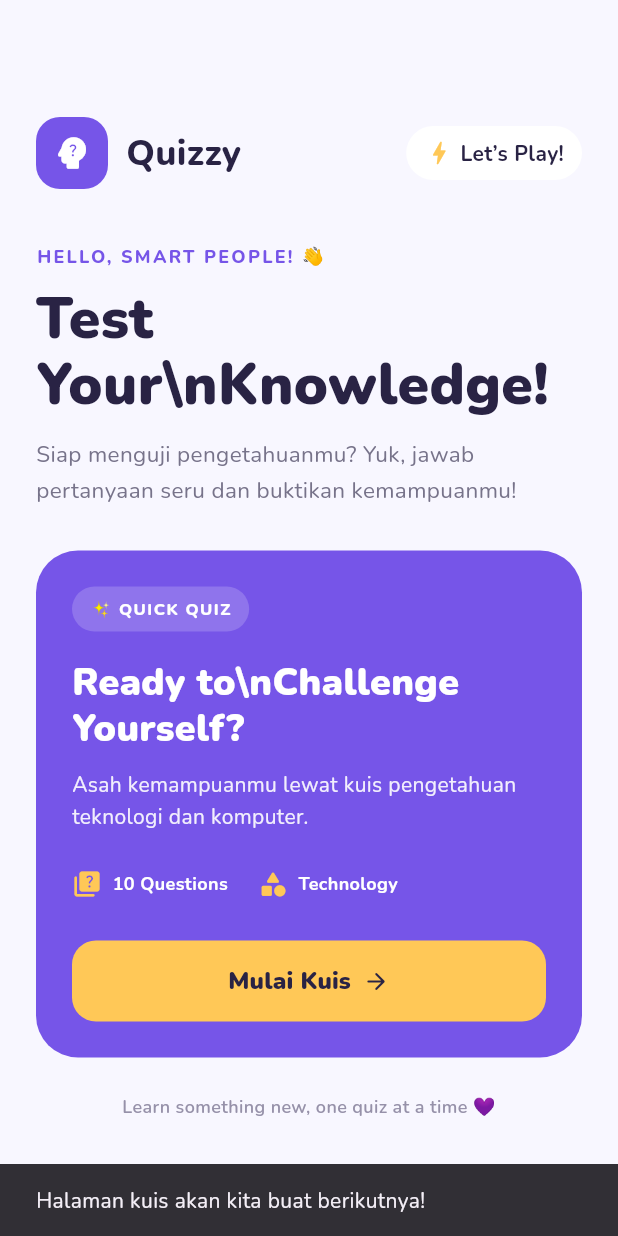
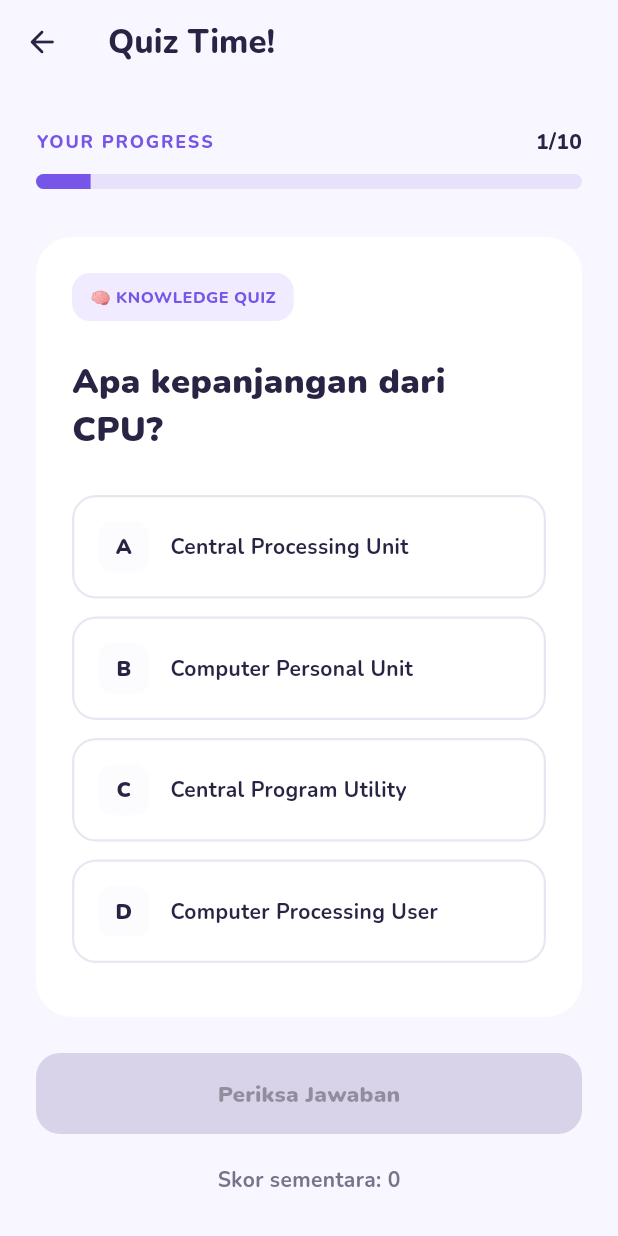
Before and after one commit to syifa25/quizzy, a Flutter app: the screen it shows after launch, after a tap on "Mulai Kuis", on a phone screen of 412 x 824 dp. Run offline on Flutter 3.47's test engine with Material 3 defaults, Android fonts, the phone set to English and light mode, and no system bars.

Commit message:
QUiz nya bisa interaktif

```diff
--- a/lib/screens/home_screen.dart
+++ b/lib/screens/home_screen.dart
@@ -1,4 +1,5 @@
 import 'package:flutter/material.dart';
+import 'quiz_screen.dart';
 
 class HomeScreen extends StatelessWidget {
   const HomeScreen({super.key});
@@ -194,11 +195,10 @@ class HomeScreen extends StatelessWidget {
                           height: 54,
                           child: ElevatedButton(
                             onPressed: () {
-                              ScaffoldMessenger.of(context).showSnackBar(
-                                const SnackBar(
-                                  content: Text(
-                                    'Halaman kuis akan kita buat berikutnya!',
-                                  ),
+                              Navigator.push(
+                                context,
+                                MaterialPageRoute(
+                                  builder: (context) => const QuizScreen(),
                                 ),
                               );
                             },
--- /dev/null
+++ b/lib/screens/quiz_screen.dart
@@ -0,0 +1,341 @@
+import 'package:flutter/material.dart';
+import '../data/questions_data.dart';
+
+class QuizScreen extends StatefulWidget {
+  const QuizScreen({super.key});
+
+  @override
+  State<QuizScreen> createState() => _QuizScreenState();
+}
+
+class _QuizScreenState extends State<QuizScreen> {
+  int currentQuestionIndex = 0;
+  int? selectedAnswerIndex;
+  int score = 0;
+  bool isAnswerChecked = false;
+
+  static const Color primaryColor = Color(0xFF7655E8);
+  static const Color darkColor = Color(0xFF292344);
+  static const Color backgroundColor = Color(0xFFF8F7FF);
+  static const Color greenColor = Color(0xFF27AE60);
+  static const Color redColor = Color(0xFFE85D75);
+
+  void selectAnswer(int index) {
+    if (isAnswerChecked) return;
+
+    setState(() {
+      selectedAnswerIndex = index;
+    });
+  }
+
+  void checkAnswer() {
+    if (selectedAnswerIndex == null) return;
+
+    setState(() {
+      isAnswerChecked = true;
+
+      if (selectedAnswerIndex ==
+          quizQuestions[currentQuestionIndex].correctAnswerIndex) {
+        score++;
+      }
+    });
+  }
+
+  void nextQuestion() {
+    if (!isAnswerChecked) return;
+
+    if (currentQuestionIndex < quizQuestions.length - 1) {
+      setState(() {
+        currentQuestionIndex++;
+        selectedAnswerIndex = null;
+        isAnswerChecked = false;
+      });
+    } else {
+      // Halaman hasil akan kita hubungkan pada tahap berikutnya.
+      ScaffoldMessenger.of(context).showSnackBar(
+        SnackBar(
+          content: Text('Kuis selesai! Skor kamu: $score/${quizQuestions.length}'),
+        ),
+      );
+    }
+  }
+
+  @override
+  Widget build(BuildContext context) {
+    final question = quizQuestions[currentQuestionIndex];
+    final progress = (currentQuestionIndex + 1) / quizQuestions.length;
+
+    return Scaffold(
+      backgroundColor: backgroundColor,
+      appBar: AppBar(
+        backgroundColor: backgroundColor,
+        title: const Text(
+          'Quiz Time!',
+          style: TextStyle(fontWeight: FontWeight.w800),
+        ),
+        leading: IconButton(
+          icon: const Icon(Icons.arrow_back_rounded),
+          onPressed: () => Navigator.pop(context),
+        ),
+      ),
+      body: SafeArea(
+        child: Center(
+          child: ConstrainedBox(
+            constraints: const BoxConstraints(maxWidth: 600),
+            child: SingleChildScrollView(
+              padding: const EdgeInsets.all(24),
+              child: Column(
+                crossAxisAlignment: CrossAxisAlignment.start,
+                children: [
+                  Row(
+                    mainAxisAlignment: MainAxisAlignment.spaceBetween,
+                    children: [
+                      const Text(
+                        'YOUR PROGRESS',
+                        style: TextStyle(
+                          color: primaryColor,
+                          fontWeight: FontWeight.w800,
+                          fontSize: 12,
+                          letterSpacing: 1.2,
+                        ),
+                      ),
+                      Text(
+                        '${currentQuestionIndex + 1}/${quizQuestions.length}',
+                        style: const TextStyle(
+                          color: darkColor,
+                          fontWeight: FontWeight.w800,
+                          fontSize: 14,
+                        ),
+                      ),
+                    ],
+                  ),
+
+                  const SizedBox(height: 12),
+
+                  ClipRRect(
+                    borderRadius: BorderRadius.circular(20),
+                    child: LinearProgressIndicator(
+                      value: progress,
+                      minHeight: 10,
+                      backgroundColor: const Color(0xFFE7E1FA),
+                      valueColor: const AlwaysStoppedAnimation<Color>(
+                        primaryColor,
+                      ),
+                    ),
+                  ),
+
+                  const SizedBox(height: 32),
+
+                  Container(
+                    width: double.infinity,
+                    padding: const EdgeInsets.all(24),
+                    decoration: BoxDecoration(
+                      color: Colors.white,
+                      borderRadius: BorderRadius.circular(24),
+                    ),
+                    child: Column(
+                      crossAxisAlignment: CrossAxisAlignment.start,
+                      children: [
+                        Container(
+                          padding: const EdgeInsets.symmetric(
+                            horizontal: 12,
+                            vertical: 8,
+                          ),
+                          decoration: BoxDecoration(
+                            color: const Color(0xFFF0EBFF),
+                            borderRadius: BorderRadius.circular(12),
+                          ),
+                          child: const Text(
+                            '🧠 KNOWLEDGE QUIZ',
+                            style: TextStyle(
+                              color: primaryColor,
+                              fontSize: 11,
+                              fontWeight: FontWeight.w800,
+                            ),
+                          ),
+                        ),
+
+                        const SizedBox(height: 24),
+
+                        Text(
+                          question.question,
+                          style: const TextStyle(
+                            color: darkColor,
+                            fontSize: 23,
+                            height: 1.4,
+                            fontWeight: FontWeight.w900,
+                          ),
+                        ),
+
+                        const SizedBox(height: 28),
+
+                        ...List.generate(
+                          question.options.length,
+                          (index) {
+                            final isSelected = selectedAnswerIndex == index;
+                            final isCorrect =
+                                index == question.correctAnswerIndex;
+
+                            Color borderColor = const Color(0xFFE9E6F2);
+                            Color optionColor = Colors.white;
+                            Color textColor = darkColor;
+                            IconData? trailingIcon;
+
+                            if (isAnswerChecked && isCorrect) {
+                              borderColor = greenColor;
+                              optionColor = const Color(0xFFE9F8EF);
+                              trailingIcon = Icons.check_circle_rounded;
+                            } else if (isAnswerChecked && isSelected) {
+                              borderColor = redColor;
+                              optionColor = const Color(0xFFFFEDF0);
+                              trailingIcon = Icons.cancel_rounded;
+                            } else if (isSelected) {
+                              borderColor = primaryColor;
+                              optionColor = const Color(0xFFF0EBFF);
+                            }
+
+                            return Padding(
+                              padding: const EdgeInsets.only(bottom: 12),
+                              child: InkWell(
+                                onTap: () => selectAnswer(index),
+                                borderRadius: BorderRadius.circular(16),
+                                child: Container(
+                                  width: double.infinity,
+                                  padding: const EdgeInsets.all(16),
+                                  decoration: BoxDecoration(
+                                    color: optionColor,
+                                    borderRadius: BorderRadius.circular(16),
+                                    border: Border.all(
+                                      color: borderColor,
+                                      width: 1.5,
+                                    ),
+                                  ),
+                                  child: Row(
+                                    children: [
+                                      Container(
+                                        width: 34,
+                                        height: 34,
+                                        alignment: Alignment.center,
+                                        decoration: BoxDecoration(
+                                          color: borderColor.withValues(
+                                            alpha: 0.15,
+                                          ),
+                                          borderRadius:
+                                              BorderRadius.circular(10),
+                                        ),
+                                        child: Text(
+                                          String.fromCharCode(65 + index),
+                                          style: TextStyle(
+                                            color: isSelected ||
+                                                    (isAnswerChecked &&
+                                                        isCorrect)
+                                                ? borderColor
+                                                : textColor,
+                                            fontWeight: FontWeight.w900,
+                                          ),
+                                        ),
+                                      ),
+
+                                      const SizedBox(width: 14),
+
+                                      Expanded(
+                                        child: Text(
+                                          question.options[index],
+                                          style: TextStyle(
+                                            color: textColor,
+                                            fontWeight: FontWeight.w700,
+                                            fontSize: 14,
+                                          ),
+                                        ),
+                                      ),
+
+                                      if (trailingIcon != null)
+                                        Icon(
+                                          trailingIcon,
+                                          color: borderColor,
+                                        ),
+                                    ],
+                                  ),
+                                ),
+                              ),
+                            );
+                          },
+                        ),
+
+                        if (isAnswerChecked) ...[
+                          const SizedBox(height: 8),
+                          Container(
+                            width: double.infinity,
+                            padding: const EdgeInsets.all(14),
+                            decoration: BoxDecoration(
+                              color: const Color(0xFFF8F7FF),
+                              borderRadius: BorderRadius.circular(14),
+                            ),
+                            child: Text(
+                              question.explanation,
+                              style: const TextStyle(
+                                color: darkColor,
+                                fontSize: 13,
+                                height: 1.5,
+                              ),
+                            ),
+                          ),
+                        ],
+                      ],
+                    ),
+                  ),
+
+                  const SizedBox(height: 24),
+
+                  SizedBox(
+                    width: double.infinity,
+                    height: 54,
+                    child: ElevatedButton(
+                      onPressed: isAnswerChecked
+                          ? nextQuestion
+                          : selectedAnswerIndex != null
+                              ? checkAnswer
+                              : null,
+                      style: ElevatedButton.styleFrom(
+                        backgroundColor: primaryColor,
+                        foregroundColor: Colors.white,
+                        disabledBackgroundColor: const Color(0xFFD9D3EA),
+                        elevation: 0,
+                        shape: RoundedRectangleBorder(
+                          borderRadius: BorderRadius.circular(16),
+                        ),
+                      ),
+                      child: Text(
+                        isAnswerChecked
+                            ? currentQuestionIndex == quizQuestions.length - 1
+                                ? 'Selesaikan Kuis'
+                                : 'Pertanyaan Berikutnya'
+                            : 'Periksa Jawaban',
+                        style: const TextStyle(
+                          fontWeight: FontWeight.w900,
+                          fontSize: 15,
+                        ),
+                      ),
+                    ),
+                  ),
+
+                  const SizedBox(height: 20),
+
+                  Center(
+                    child: Text(
+                      'Skor sementara: $score',
+                      style: const TextStyle(
+                        color: Color(0xFF77738A),
+                        fontWeight: FontWeight.w700,
+                      ),
+                    ),
+                  ),
+                ],
+              ),
+            ),
+          ),
+        ),
+      ),
+    );
+  }
+}
```
Also changed, not shown: lib/data/questions_data.dart (renamed from lib/data/question_data.dart).
